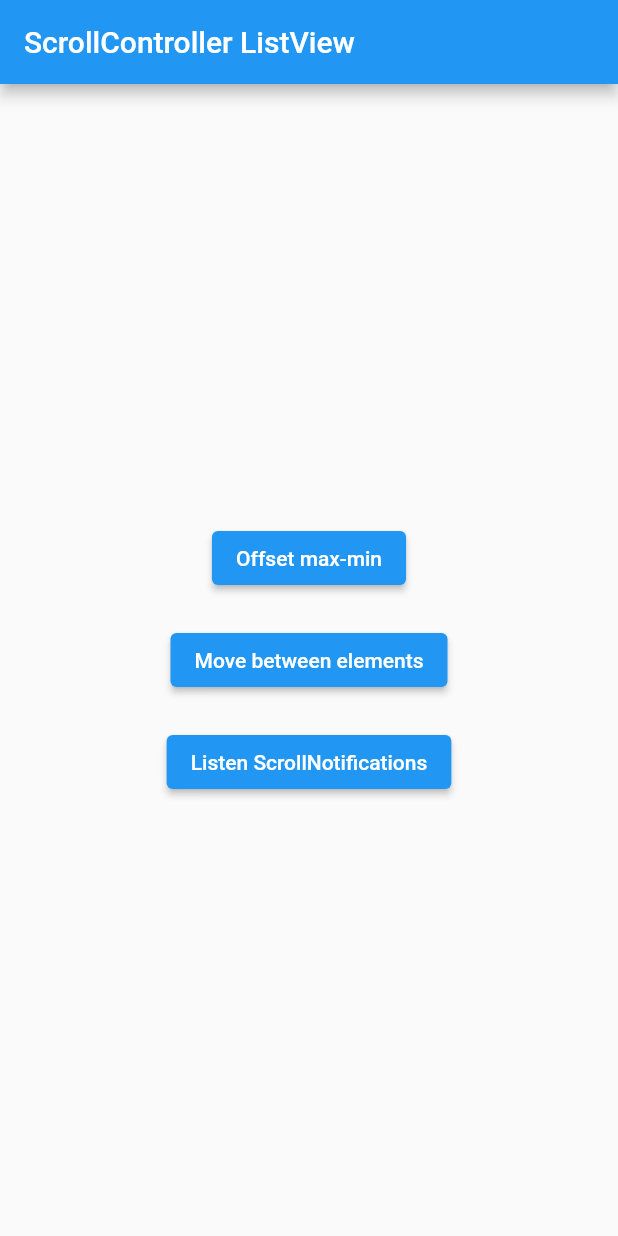
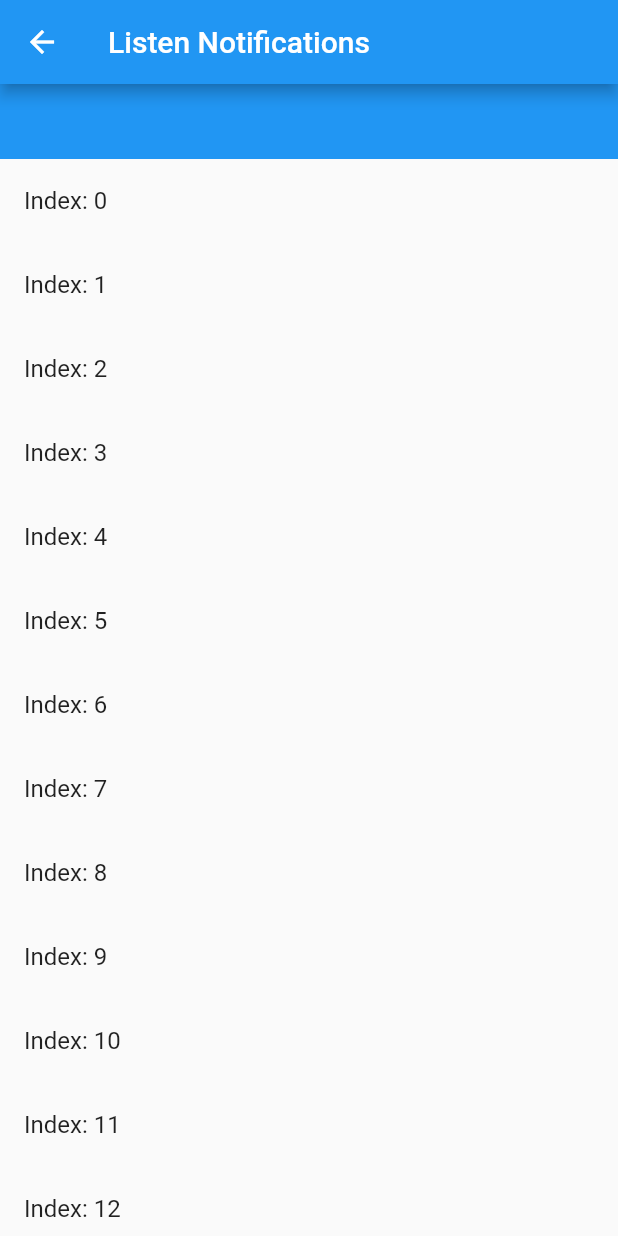
Before and after one commit to luciano01/scrollcontroller_listview, a Flutter app: the screen it shows after launch, after a tap on "Listen ScrollNotifications", on a phone screen of 412 x 824 dp. Run offline on Flutter 3.47's test engine with Material 2 defaults, Android fonts, the phone set to English and light mode, and no system bars.

Commit message:
Scroll Notifications.

```diff
--- a/lib/home_page.dart
+++ b/lib/home_page.dart
@@ -1,4 +1,5 @@
 import 'package:flutter/material.dart';
+import 'package:scrollcontroller_listview/list_notifications.dart';
 import 'package:scrollcontroller_listview/move_elements_page.dart';
 import 'package:scrollcontroller_listview/offset_page.dart';
 
@@ -42,7 +43,13 @@ class _MyHomePageState extends State<MyHomePage> {
             SizedBox(height: 20),
             ElevatedButton(
               child: Text('Listen ScrollNotifications'),
-              onPressed: () {},
+              onPressed: () {
+                Navigator.push(
+                  context,
+                  MaterialPageRoute(
+                      builder: (context) => ListenNotifications()),
+                );
+              },
             ),
           ],
         ),
--- /dev/null
+++ b/lib/list_notifications.dart
@@ -0,0 +1,72 @@
+import 'package:flutter/material.dart';
+
+class ListenNotifications extends StatefulWidget {
+  const ListenNotifications({Key? key}) : super(key: key);
+
+  @override
+  _ListenNotificationsState createState() => _ListenNotificationsState();
+}
+
+class _ListenNotificationsState extends State<ListenNotifications> {
+  String message = '';
+
+  _onStartScroll(ScrollMetrics scrollMetrics) {
+    setState(() {
+      message = 'Scroll Start';
+    });
+  }
+
+  _onUpdateScroll(ScrollMetrics scrollMetrics) {
+    setState(() {
+      message = 'Scroll Update';
+    });
+  }
+
+  _onEndScroll(ScrollMetrics scrollMetrics) {
+    setState(() {
+      message = 'Scroll End';
+    });
+  }
+
+  @override
+  Widget build(BuildContext context) {
+    return Scaffold(
+      appBar: AppBar(
+        title: Text('Listen Notifications'),
+      ),
+      body: Column(
+        children: [
+          Container(
+            height: 50,
+            color: Colors.blue,
+            child: Center(
+              child: Text(message),
+            ),
+          ),
+          Expanded(
+            child: NotificationListener<ScrollNotification>(
+              onNotification: (scrollNotification) {
+                if (scrollNotification is ScrollStartNotification) {
+                  _onStartScroll(scrollNotification.metrics);
+                } else if (scrollNotification is ScrollUpdateNotification) {
+                  _onUpdateScroll(scrollNotification.metrics);
+                } else if (scrollNotification is ScrollEndNotification) {
+                  _onEndScroll(scrollNotification.metrics);
+                }
+                return true;
+              },
+              child: ListView.builder(
+                itemCount: 30,
+                itemBuilder: (context, index) {
+                  return ListTile(
+                    title: Text('Index: $index'),
+                  );
+                },
+              ),
+            ),
+          ),
+        ],
+      ),
+    );
+  }
+}
```
